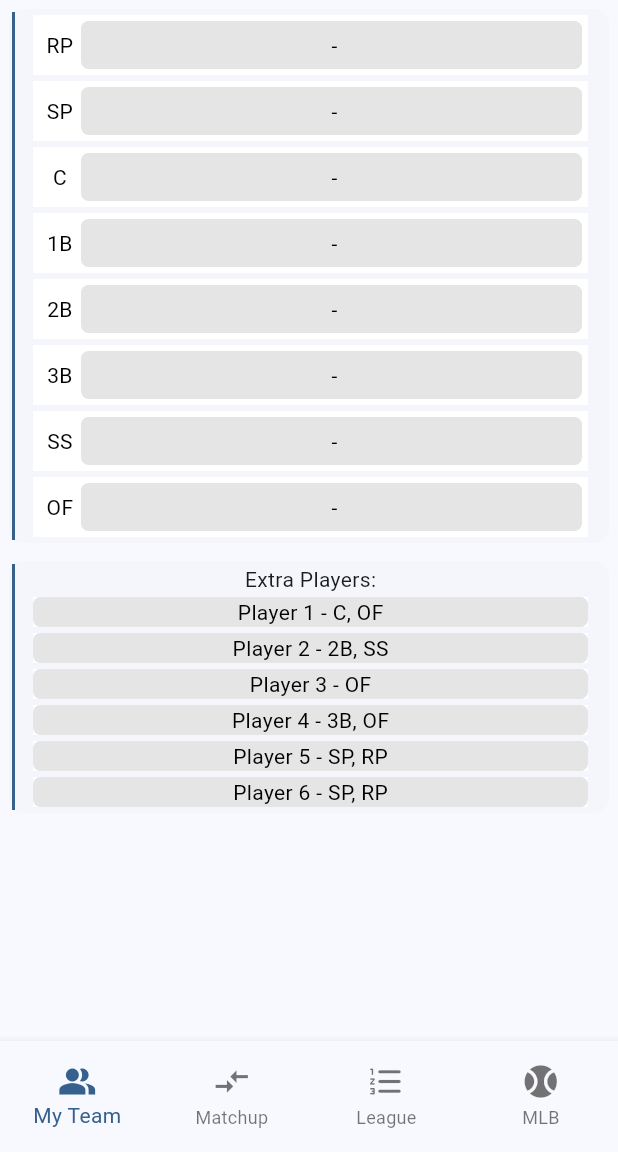
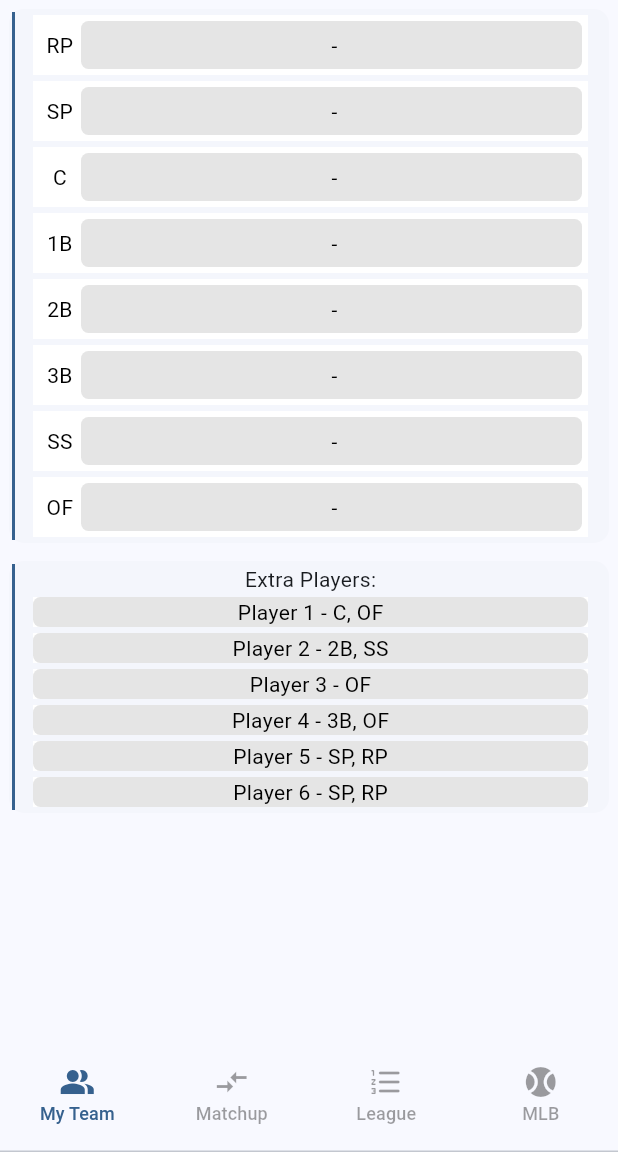
Before and after one commit to mitchgoertzen/renowned_fantasy, a Flutter app: the LeagueNavigator screen opened directly, on a phone screen of 412 x 824 dp, the part 84-1236 px from its top. Run offline on Flutter 3.47's test engine with Material 2 defaults, Android fonts, the light colour scheme and no system bars.

Commit message:
add bottom nav bar animation

```diff
--- a/lib/features/leagues/league_navigator.dart
+++ b/lib/features/leagues/league_navigator.dart
@@ -1,4 +1,5 @@
 import 'dart:async';
+import 'package:fantasy_draft/global_components/app_scaffold.dart';
 import 'package:flutter/material.dart';
 
 import 'screens/team.dart';
@@ -12,23 +13,29 @@ class LeagueNavigator extends StatefulWidget {
   State<LeagueNavigator> createState() => _LeagueNavigatorState();
 }
 
-class _LeagueNavigatorState extends State<LeagueNavigator> {
+class _LeagueNavigatorState extends State<LeagueNavigator>
+    with SingleTickerProviderStateMixin {
+
   int _selectedIndex = 0;
-
-  bool canback = false;
-
-  Widget page = Team();
 
   List<int> tabStack = [0];
 
-  // static const List<Widget> _widgetOptions = <Widget>[
-  //   Team(),
-  //   Matchup(),
-  //   League(),
-  //   Placeholder()
-  // ];
+  late TabController _tabController;
 
-  void selectPage(int index) {
+  @override
+  void initState() {
+    _tabController = TabController(length: 4, vsync: this);
+    super.initState();
+  }
+
+  static const List<Widget> _widgetOptions = <Widget>[
+    Team(),
+    Matchup(),
+    League(),
+    Placeholder()
+  ];
+
+  void _selectPage(int index) {
     _selectedIndex = index;
 
     print('select page');
@@ -46,79 +53,56 @@ class _LeagueNavigatorState extends State<LeagueNavigator> {
       tabStack.add(_selectedIndex);
     }
 
-    setState(() {
-      switch (index) {
-        case 0:
-          page = Team();
-          break;
-        case 1:
-          page = Matchup();
-          break;
-        case 2:
-          page = League();
-          break;
-        case 3:
-          page = Placeholder();
-          break;
-      }
-    });
+    _tabController.animateTo(index);
   }
 
-  void _onItemTapped(int index) {
-    selectPage(index);
-    //  Navigator.push(context, MaterialPageRoute(builder: (context) => page));
+  _bottomTabBar(ThemeData theme) {
+    return FractionallySizedBox(
+      alignment: Alignment.bottomCenter,
+      heightFactor: 0.09,
+      child: TabBar(
+        labelColor: theme.primaryColor,
+        unselectedLabelColor: theme.disabledColor,
+        indicatorColor: Colors.transparent,
+        onTap: _selectPage,
+        tabs: [
+          _tabItem(Icons.people_alt_sharp, 'My Team', 0),
+          _tabItem(Icons.compare_arrows_sharp, 'Matchup', 1),
+          _tabItem(Icons.format_list_numbered_rounded, 'League', 2),
+          _tabItem(Icons.sports_baseball_sharp, 'MLB', 3),
+        ],
+        controller: _tabController,
+      ),
+    );
   }
 
   @override
   Widget build(BuildContext context) {
-    var theme = Theme.of(context);
+
+    ThemeData theme = Theme.of(context);
 
     return WillPopScope(
-      onWillPop: _onWillPop,
-      child: Scaffold(
-          body: Center(
-            child: page,
+        onWillPop: _onWillPop,
+        child: appScaffold(
+          context,
+          Center(
+            child: TabBarView(
+              controller: _tabController,
+              children: _widgetOptions,
+            ),
           ),
-          bottomNavigationBar: FractionallySizedBox(
-            alignment: Alignment.bottomCenter,
-            heightFactor: 0.09,
-            child: BottomNavigationBar(
-              items: const <BottomNavigationBarItem>[
-                BottomNavigationBarItem(
-                  icon: Icon(Icons.people_alt_sharp),
-                  label: 'My Team',
-                ),
-                BottomNavigationBarItem(
-                  icon: Icon(Icons.compare_arrows_sharp),
-                  label: 'Matchup',
-                ),
-                BottomNavigationBarItem(
-                  icon: Icon(Icons.format_list_numbered_rounded),
-                  label: 'League',
-                ),
-                BottomNavigationBarItem(
-                  icon: Icon(Icons.sports_baseball_sharp),
-                  label: 'MLB',
-                ),
-              ],
-              currentIndex: _selectedIndex,
-              elevation: 5,
-              type: BottomNavigationBarType.fixed,
-              iconSize: 26,
-              selectedItemColor: theme.primaryColor,
-              onTap: _onItemTapped,
-            ),
-          )),
-    );
+          widget,
+          _bottomTabBar(theme),
+        ));
   }
 
   Future<bool> _onWillPop() async {
     if (tabStack.length == 1) {
       if (_selectedIndex != 0) {
-        //stack is [1||2||3]
+        //stack is [1 || 2 || 3]
         tabStack.removeLast();
         setState(() {
-          selectPage(0);
+          _selectPage(0);
         });
       } else {
         return true;
@@ -127,9 +111,18 @@ class _LeagueNavigatorState extends State<LeagueNavigator> {
       //stack is > 1
       tabStack.removeLast();
       setState(() {
-        selectPage(tabStack.last);
+        _selectPage(tabStack.last);
       });
     }
     return false;
   }
+
+  _tabItem(IconData icon, String label, int i) {
+    return Column(
+      mainAxisAlignment: MainAxisAlignment.center,
+      children: [
+      Icon(icon),
+      Text(label, style: TextStyle(fontSize: 12),),
+    ]);
+  }
 }
--- a/lib/features/leagues/screens/team.dart
+++ b/lib/features/leagues/screens/team.dart
@@ -1,7 +1,6 @@
 import 'dart:collection';
 
 import 'package:fantasy_draft/features/player_management/models/player.dart';
-import 'package:fantasy_draft/global_components/app_scaffold.dart';
 import 'package:fantasy_draft/global_components/player_listing_component.dart';
 import 'package:fantasy_draft/global_components/roster.dart';
 import 'package:fantasy_draft/global_components/section_container.dart';
@@ -105,9 +104,7 @@ class _TeamState extends State<Team> {
 
   @override
   Widget build(BuildContext context) {
-    return appScaffold(
-        context,
-        ListView(
+    return ListView(
           children: [
             Center(child: sectionContainer(myRoster)),
             Center(
@@ -119,7 +116,6 @@ class _TeamState extends State<Team> {
                 )
               ],))),
           ],
-        ),
-        widget);
+        );
   }
 }
--- a/lib/features/main/screens/home.dart
+++ b/lib/features/main/screens/home.dart
@@ -25,6 +25,7 @@ class AppHome extends StatelessWidget {
             ],
           ),
         ),
-        this);
+        this,
+        null);
   }
 }
--- a/lib/global_components/app_scaffold.dart
+++ b/lib/global_components/app_scaffold.dart
@@ -3,9 +3,10 @@ import 'package:flutter/material.dart';
 import 'app_bar.dart';
 import 'app_drawer.dart';
 
-Scaffold appScaffold(BuildContext context, Widget body, Widget page) {
+Scaffold appScaffold(BuildContext context, Widget body, Widget page, Widget? bottomBar) {
   return Scaffold(
       appBar: draftAppBar(Theme.of(context)),
       drawer: appDrawer(context, page),
+      bottomNavigationBar: bottomBar,
       body: body);
 }
--- a/lib/global_components/roster.dart
+++ b/lib/global_components/roster.dart
@@ -110,7 +110,7 @@ class _RosterState extends State<Roster> {
   @override
   Widget build(BuildContext context) {
     //TODO: add daily/weekly/season stats?
-    //TODO: swipe between Batters/Pitchers
+    //TODO: toggle(swipe will interfere with tabs) between Batters/Pitchers
     return Column(
       crossAxisAlignment: CrossAxisAlignment.stretch,
       children: [
--- a/lib/nav_list.dart
+++ b/lib/nav_list.dart
@@ -34,7 +34,8 @@ class NavList extends StatelessWidget {
               navButton(context, Placeholder(), 'Stats'),
               navButton(context, Watchlist(), 'Watchlist'),
             ]),
-            this);
+            this,
+            null);
   }
 }
 
```
Also changed, not shown: lib/features/leagues/screens/league.dart (+2 -6 lines), lib/features/leagues/screens/matchup.dart (+2 -9 lines), lib/features/player_management/screens/player_add.dart (+2 -8 lines), lib/features/player_management/screens/player_details/player_details_screen.dart (+2 -6 lines).
